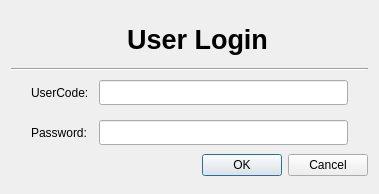
First picture: the form in Ui/FormUserLogin.ui, repository golden7602/zion, before the edit.
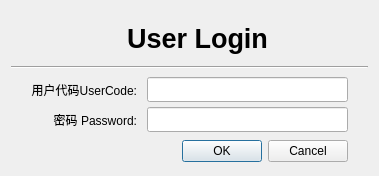
Second picture: the form after the edit. Icons and pictures are not drawn.

The edit to the form file:
```diff
--- a/Ui/FormUserLogin.ui
+++ b/Ui/FormUserLogin.ui
@@ -7,19 +7,19 @@
     <x>0</x>
     <y>0</y>
     <width>379</width>
-    <height>194</height>
+    <height>176</height>
    </rect>
   </property>
   <property name="minimumSize">
    <size>
     <width>379</width>
-    <height>194</height>
+    <height>176</height>
    </size>
   </property>
   <property name="maximumSize">
    <size>
     <width>379</width>
-    <height>194</height>
+    <height>176</height>
    </size>
   </property>
   <property name="font">
@@ -138,12 +138,15 @@
       <number>10</number>
      </property>
      <property name="verticalSpacing">
-      <number>15</number>
+      <number>5</number>
      </property>
      <item row="0" column="0">
       <widget class="QLabel" name="label_2">
        <property name="text">
-        <string>UserCode:</string>
+        <string>用户代码UserCode:</string>
+       </property>
+       <property name="alignment">
+        <set>Qt::AlignRight|Qt::AlignTrailing|Qt::AlignVCenter</set>
        </property>
       </widget>
      </item>
@@ -160,7 +163,10 @@
      <item row="1" column="0">
       <widget class="QLabel" name="label_3">
        <property name="text">
-        <string>Password:</string>
+        <string>密码 Password:</string>
+       </property>
+       <property name="alignment">
+        <set>Qt::AlignRight|Qt::AlignTrailing|Qt::AlignVCenter</set>
        </property>
       </widget>
      </item>
@@ -187,6 +193,9 @@
    </item>
    <item>
     <layout class="QHBoxLayout" name="horizontalLayout_2">
+     <property name="rightMargin">
+      <number>20</number>
+     </property>
      <item>
       <spacer name="horizontalSpacer">
        <property name="orientation">
```
